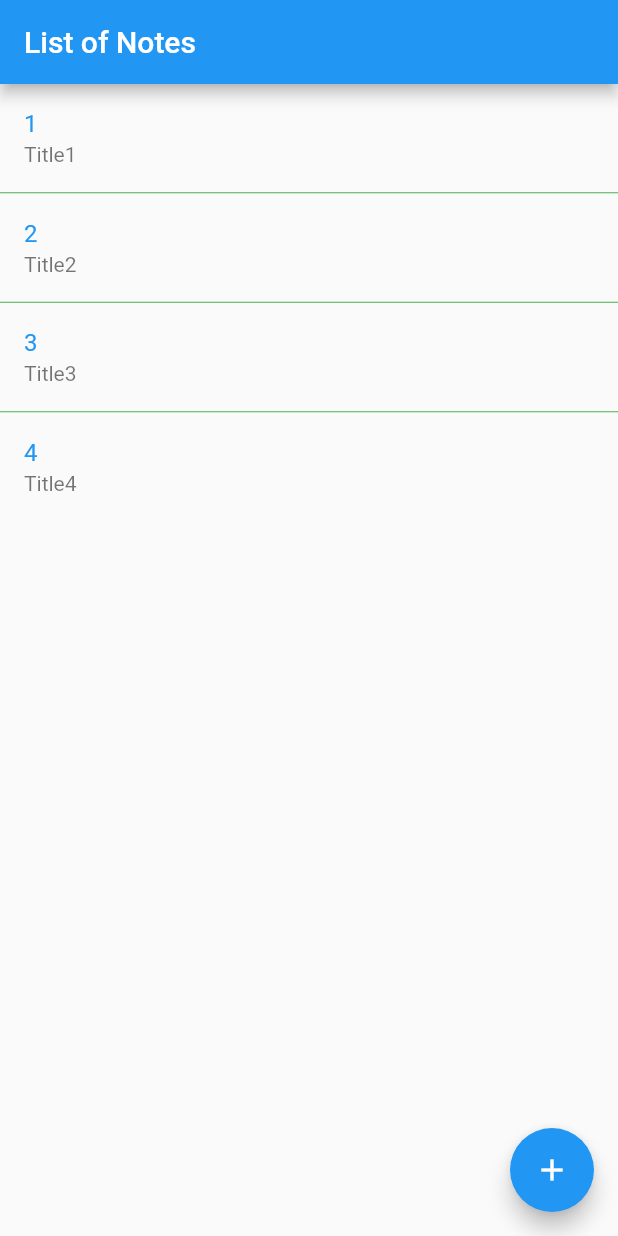
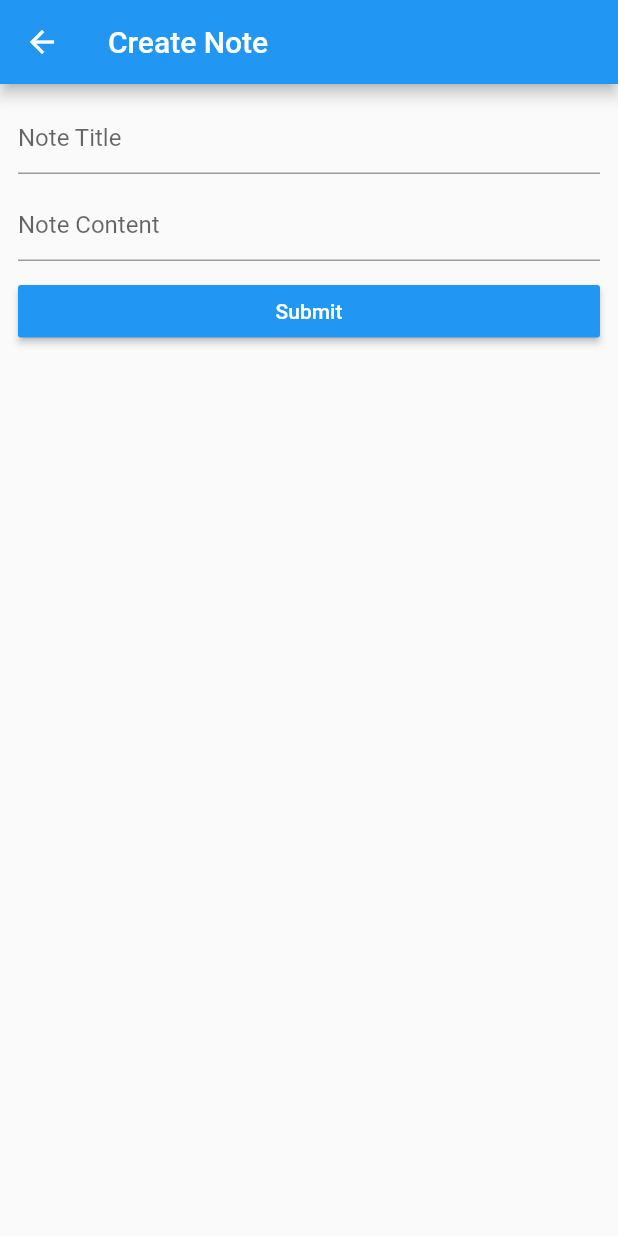
Before and after one commit to WanjiruCate/FlutterWithAPI, a Flutter app: the screen it shows after launch, after a tap on the "add" icon, on a phone screen of 412 x 824 dp. Run offline on Flutter 3.47's test engine with Material 2 defaults, Android fonts, the phone set to English and light mode, and no system bars; our stand-ins replace shared_preferences.

```diff
--- a/lib/models/notes_for_listing.dart
+++ b/lib/models/notes_for_listing.dart
@@ -14,25 +14,25 @@ class NoteForListing {
   static List<NoteForListing> getNotes = [
     NoteForListing(
       noteid: '1',
-      noteTitle: 'Title1',
+      noteTitle: 'Title 1',
       createdDate: DateTime.now(),
       editedTime: DateTime.now(),
     ),
     NoteForListing(
       noteid: '2',
-      noteTitle: 'Title2',
+      noteTitle: 'Title 2',
       createdDate: DateTime.now(),
       editedTime: DateTime.now(),
     ),
     NoteForListing(
       noteid: '3',
-      noteTitle: 'Title3',
+      noteTitle: 'Title 3',
       createdDate: DateTime.now(),
       editedTime: DateTime.now(),
     ),
     NoteForListing(
       noteid: '4',
-      noteTitle: 'Title4',
+      noteTitle: 'Title 4',
       createdDate: DateTime.now(),
       editedTime: DateTime.now(),
     ),
--- /dev/null
+++ b/lib/views/note_modify.dart
@@ -0,0 +1,49 @@
+import 'package:flutter/material.dart';
+import 'package:trial_http/views/notelist.dart';
+
+class NoteModify extends StatelessWidget {
+  final String noteID;
+
+  bool get isEditing => noteID != null;
+
+  NoteModify({this.noteID});
+
+  @override
+  Widget build(BuildContext context) {
+    return Scaffold(
+      appBar: AppBar(
+        title: Text(isEditing ? 'Edit Note' : 'Create Note'),
+      ),
+      body: Padding(
+        padding: const EdgeInsets.all(12.0),
+        child: Column(
+          children: <Widget>[
+            TextField(
+              decoration: InputDecoration(hintText: 'Note Title'),
+            ),
+            SizedBox(height: 10),
+            TextField(
+              decoration: InputDecoration(hintText: 'Note Content'),
+            ),
+            SizedBox(height: 16),
+            SizedBox(
+              width: double.infinity,
+              height: 35,
+              child: RaisedButton(
+                child: Text(
+                  'Submit',
+                  style: TextStyle(color: Colors.white),
+                ),
+                color: Theme.of(context).primaryColor,
+                onPressed: () {
+                  Navigator.push(context,
+                      MaterialPageRoute(builder: (context) => NoteList()));
+                },
+              ),
+            )
+          ],
+        ),
+      ),
+    );
+  }
+}
--- a/lib/views/notelist.dart
+++ b/lib/views/notelist.dart
@@ -1,5 +1,7 @@
 import 'package:flutter/material.dart';
 import 'package:trial_http/models/notes_for_listing.dart';
+import 'package:trial_http/views/note_delete.dart';
+import 'package:trial_http/views/note_modify.dart';
 
 class NoteList extends StatefulWidget {
   @override
@@ -9,6 +11,10 @@ class NoteList extends StatefulWidget {
 class _NoteListState extends State<NoteList> {
   List<NoteForListing> _notes = NoteForListing.getNotes;
 
+  String formatDateTime(DateTime dateTime) {
+    return '${dateTime.day}/${dateTime.month}/${dateTime.year}';
+  }
+
   @override
   Widget build(BuildContext context) {
     return Scaffold(
@@ -16,7 +22,10 @@ class _NoteListState extends State<NoteList> {
         title: Text('List of Notes'),
       ),
       floatingActionButton: FloatingActionButton(
-        onPressed: () {},
+        onPressed: () {
+          Navigator.push(
+              context, MaterialPageRoute(builder: (context) => NoteModify()));
+        },
         child: Icon(Icons.add),
       ),
       body: ListView.separated(
@@ -25,14 +34,42 @@ class _NoteListState extends State<NoteList> {
           color: Colors.green,
         ),
         itemBuilder: (_, index) {
-          return ListTile(
-            title: Text(
-              //  'hello',
-              _notes[index].noteid,
-              style: TextStyle(color: Theme.of(context).primaryColor),
+          return Dismissible(
+            key: ValueKey(_notes[index].noteid),
+            direction: DismissDirection.startToEnd,
+            onDismissed: (direction) {},
+            confirmDismiss: (direction) async {
+              final result = await showDialog(
+                  context: context, builder: (_) => NoteDelete());
+              print(result);
+              return result;
+            },
+            background: Container(
+              color: Colors.red,
+              padding: EdgeInsets.only(left: 16),
+              child: Align(
+                child: Icon(Icons.delete, color: Colors.white),
+                alignment: Alignment.centerLeft,
+              ),
             ),
-            subtitle: Text(_notes[index].noteTitle),
-            // Text('Note 1')
+            child: ListTile(
+              onTap: () {
+                Navigator.push(
+                    context,
+                    MaterialPageRoute(
+                        builder: (context) =>
+                            NoteModify(noteID: _notes[index].noteid)));
+              },
+              title: Text(
+                //  'hello',
+                _notes[index].noteTitle,
+                style: TextStyle(color: Theme.of(context).primaryColor),
+              ),
+              subtitle: Text(
+                  'Last Edited on ${formatDateTime(_notes[index].editedTime)}'),
+              //Text(_notes[index].noteTitle),
+              // Text('Note 1')
+            ),
           );
         },
         itemCount: _notes.length,
```
Also changed, not shown: lib/views/note_delete.dart (added, +25 -0 lines).
